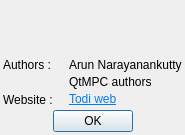
narunlifescience/Todi, file src/gui/AboutDialog.ui: the form before one commit.
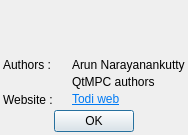
The form after the commit. Icons and pictures are not drawn.

```diff
--- a/src/gui/AboutDialog.ui
+++ b/src/gui/AboutDialog.ui
@@ -7,7 +7,7 @@
    <rect>
     <x>0</x>
     <y>0</y>
-    <width>185</width>
+    <width>188</width>
     <height>135</height>
    </rect>
   </property>
@@ -103,7 +103,7 @@
      <item row="2" column="1">
       <widget class="QLabel" name="websiteUrlLabel">
        <property name="text">
-        <string>&lt;html&gt;&lt;head/&gt;&lt;body&gt;&lt;p&gt;&lt;a href=&quot;https://narunlifescience.github.io/todi/&quot;&gt;&lt;span style=&quot; text-decoration: underline; color:#007af4;&quot;&gt;Todi web&lt;/span&gt;&lt;/a&gt;&lt;/p&gt;&lt;/body&gt;&lt;/html&gt;</string>
+        <string>&lt;html&gt;&lt;head/&gt;&lt;body&gt;&lt;p&gt;&lt;a href=&quot;https://narunlifescience.github.io/Todi/&quot;&gt;&lt;span style=&quot; text-decoration: underline; color:#007af4;&quot;&gt;Todi web&lt;/span&gt;&lt;/a&gt;&lt;/p&gt;&lt;/body&gt;&lt;/html&gt;</string>
        </property>
        <property name="openExternalLinks">
         <bool>true</bool>
```
